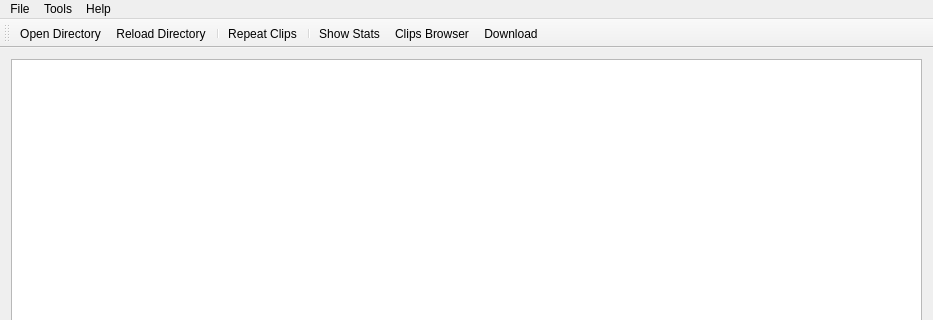
Before: the Qt Designer form ReeePlayer/forms/mainwindow.ui in FilippVolodin/ReeePlayer, drawn with Qt 5; both pictures show x 0 to 933 and y 0 to 320 of the 933 by 759 pixel window.
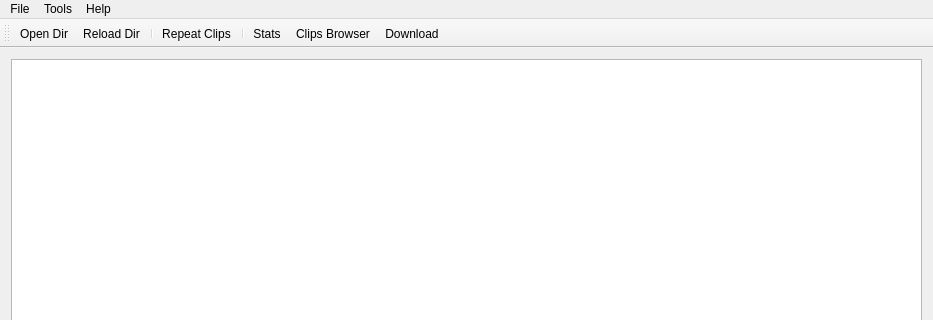
After: the same form once the commit is applied. Icons and pictures are not drawn. Custom widgets are drawn as their Qt base class.

The edit to the form file:
```diff
--- a/ReeePlayer/forms/mainwindow.ui
+++ b/ReeePlayer/forms/mainwindow.ui
@@ -144,7 +144,7 @@
     </size>
    </property>
    <property name="toolButtonStyle">
-    <enum>Qt::ToolButtonTextBesideIcon</enum>
+    <enum>Qt::ToolButtonTextUnderIcon</enum>
    </property>
    <attribute name="toolBarArea">
     <enum>TopToolBarArea</enum>
@@ -168,7 +168,7 @@
      <normaloff>:/MainWindow/open_project</normaloff>:/MainWindow/open_project</iconset>
    </property>
    <property name="text">
-    <string>Open Directory</string>
+    <string>Open Dir</string>
    </property>
    <property name="toolTip">
     <string>Open Directory</string>
@@ -192,7 +192,7 @@
      <normaloff>:/MainWindow/reload</normaloff>:/MainWindow/reload</iconset>
    </property>
    <property name="text">
-    <string>Reload Directory</string>
+    <string>Reload Dir</string>
    </property>
    <property name="toolTip">
     <string>Reload Directory</string>
@@ -232,7 +232,7 @@
      <normaloff>:/MainWindow/stats</normaloff>:/MainWindow/stats</iconset>
    </property>
    <property name="text">
-    <string>Show Stats</string>
+    <string>Stats</string>
    </property>
    <property name="toolTip">
     <string>Show Stats</string>
```
Left out of the diff: 2 changed lines with no effect on the pictures.
